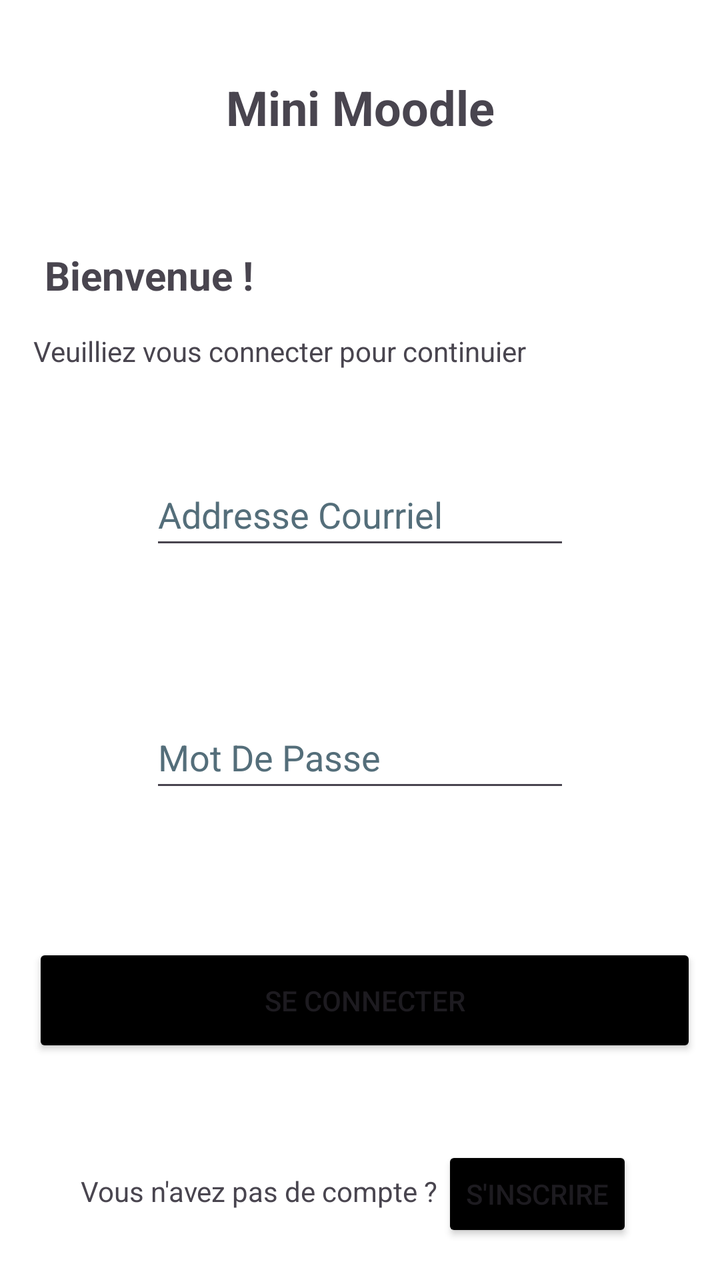
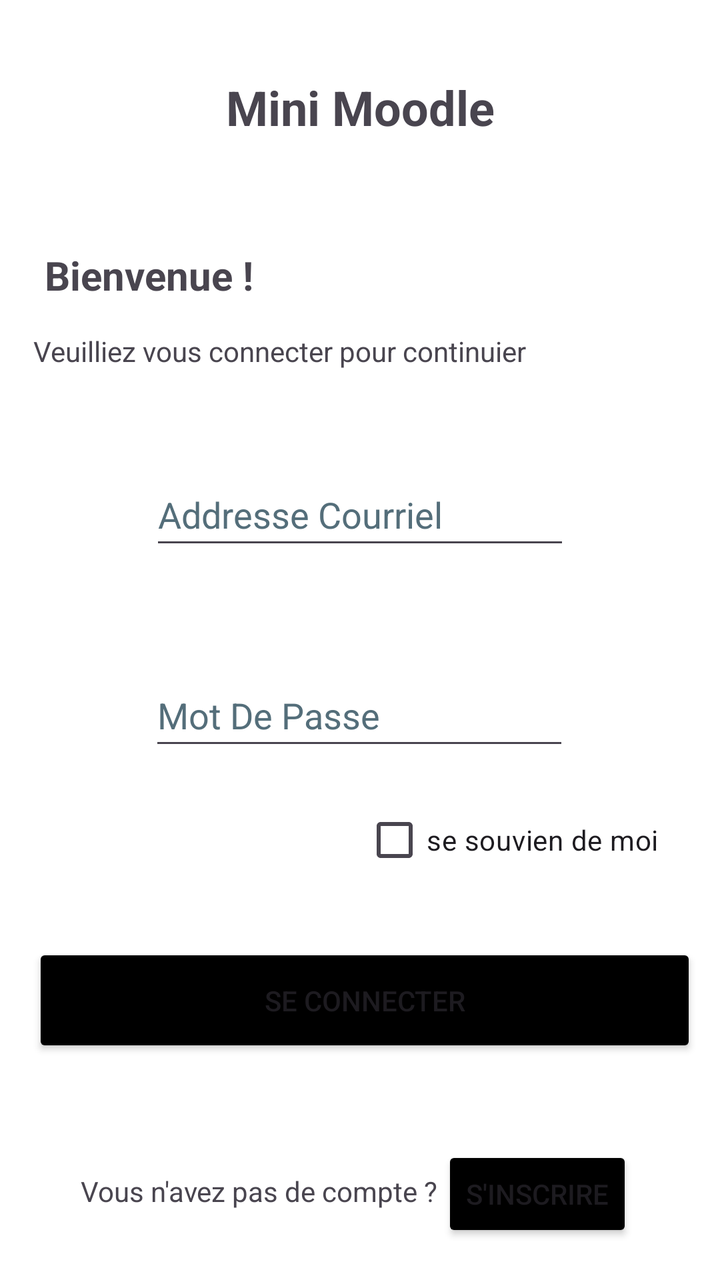

Screens rendered from an Android XML layout before and after an edit, with the pre-edit source and the edit as a unified diff.
<!-- AndroidManifest.xml: application theme Theme.MiniMoodle -->
<!-- res/layout/activity_main.xml -->
<?xml version="1.0" encoding="utf-8"?>
<androidx.constraintlayout.widget.ConstraintLayout xmlns:android="http://schemas.android.com/apk/res/android"
    xmlns:app="http://schemas.android.com/apk/res-auto"
    xmlns:tools="http://schemas.android.com/tools"
    android:id="@+id/main"
    android:layout_width="match_parent"
    android:layout_height="match_parent"
    android:background="#FFFFFF"
    tools:context=".vue.MainActivity">

    <androidx.constraintlayout.widget.Guideline
        android:id="@+id/guideline"
        android:layout_width="wrap_content"
        android:layout_height="wrap_content"
        android:orientation="horizontal"
        app:layout_constraintGuide_begin="310dp" />

    <EditText
        android:id="@+id/etLoginAdresse"
        android:layout_width="wrap_content"
        android:layout_height="wrap_content"
        android:autofillHints=""
        android:ems="10"
        android:hint="@string/addresse_courriel"
        android:inputType="text"
        android:minHeight="48dp"
        android:textColorHint="#546E7A"
        app:layout_constraintBottom_toTopOf="@+id/guideline"
        app:layout_constraintEnd_toEndOf="parent"
        app:layout_constraintStart_toStartOf="parent"
        app:layout_constraintTop_toTopOf="@+id/guideline2" />

    <androidx.constraintlayout.widget.Guideline
        android:id="@+id/guideline2"
        android:layout_width="wrap_content"
        android:layout_height="wrap_content"
        android:orientation="horizontal"
        app:layout_constraintGuide_begin="201dp" />

    <androidx.constraintlayout.widget.Guideline
        android:id="@+id/guideline3"
        android:layout_width="wrap_content"
        android:layout_height="wrap_content"
        android:orientation="horizontal"
        app:layout_constraintGuide_begin="444dp" />

    <EditText
        android:id="@+id/etPassword"
        android:layout_width="wrap_content"
        android:layout_height="wrap_content"
        android:autofillHints=""
        android:ems="10"
        android:hint="@string/mot_de_passe"
        android:inputType="textPassword"
        android:minHeight="48dp"
        android:textColorHint="#546E7A"
        app:layout_constraintBottom_toTopOf="@+id/guideline3"
        app:layout_constraintEnd_toEndOf="parent"
        app:layout_constraintStart_toStartOf="parent"
        app:layout_constraintTop_toTopOf="@+id/guideline" />

    <androidx.constraintlayout.widget.Guideline
        android:id="@+id/guideline4"
        android:layout_width="wrap_content"
        android:layout_height="wrap_content"
        android:orientation="horizontal"
        app:layout_constraintGuide_begin="644dp" />

    <Button
        android:id="@+id/btnLoginConnection"
        android:layout_width="332dp"
        android:layout_height="57dp"
        android:backgroundTint="#000000"
        android:text="@string/se_connecter"
        app:layout_constraintBottom_toTopOf="@+id/guideline5"
        app:layout_constraintEnd_toEndOf="parent"
        app:layout_constraintHorizontal_bias="0.578"
        app:layout_constraintStart_toStartOf="parent"
        app:layout_constraintTop_toTopOf="@+id/guideline3"
        tools:ignore="VisualLintButtonSize" />

    <androidx.constraintlayout.widget.Guideline
        android:id="@+id/guideline5"
        android:layout_width="wrap_content"
        android:layout_height="wrap_content"
        android:orientation="horizontal"
        app:layout_constraintGuide_begin="556dp" />

    <Button
        android:id="@+id/btnLoginInscription"
        android:layout_width="wrap_content"
        android:layout_height="wrap_content"
        android:backgroundTint="#000000"
        android:text="@string/s_inscrire"
        app:layout_constraintBottom_toTopOf="@+id/guideline4"
        app:layout_constraintEnd_toEndOf="parent"
        app:layout_constraintHorizontal_bias="0.835"
        app:layout_constraintStart_toStartOf="parent"
        app:layout_constraintTop_toTopOf="@+id/guideline5"
        app:layout_constraintVertical_bias="0.425" />

    <androidx.constraintlayout.widget.Guideline
        android:id="@+id/guideline6"
        android:layout_width="wrap_content"
        android:layout_height="wrap_content"
        android:orientation="vertical"
        app:layout_constraintGuide_begin="205dp" />

    <androidx.constraintlayout.widget.Guideline
        android:id="@+id/guideline7"
        android:layout_width="wrap_content"
        android:layout_height="wrap_content"
        android:orientation="horizontal"
        app:layout_constraintGuide_begin="107dp" />

    <TextView
        android:id="@+id/textView"
        android:layout_width="wrap_content"
        android:layout_height="wrap_content"
        android:text="@string/mini_moodle"
        android:textSize="24sp"
        android:textStyle="bold"
        app:layout_constraintBottom_toTopOf="@+id/guideline7"
        app:layout_constraintEnd_toEndOf="parent"
        app:layout_constraintStart_toStartOf="parent"
        app:layout_constraintTop_toTopOf="parent" />

    <TextView
        android:id="@+id/textView2"
        android:layout_width="wrap_content"
        android:layout_height="wrap_content"
        android:text="@string/bienvenue"
        android:textSize="20sp"
        android:textStyle="bold"
        app:layout_constraintBottom_toTopOf="@+id/guideline2"
        app:layout_constraintEnd_toStartOf="@+id/guideline6"
        app:layout_constraintHorizontal_bias="0.222"
        app:layout_constraintStart_toStartOf="parent"
        app:layout_constraintTop_toTopOf="@+id/guideline7"
        app:layout_constraintVertical_bias="0.253" />

    <TextView
        android:id="@+id/textView3"
        android:layout_width="wrap_content"
        android:layout_height="wrap_content"
        android:text="@string/veuilliez_vous_connecter_pour_continuier"
        android:textSize="14sp"
        app:layout_constraintBottom_toTopOf="@+id/guideline2"
        app:layout_constraintEnd_toEndOf="parent"
        app:layout_constraintHorizontal_bias="0.148"
        app:layout_constraintStart_toStartOf="parent"
        app:layout_constraintTop_toTopOf="@+id/guideline7"
        app:layout_constraintVertical_bias="0.786" />

    <TextView
        android:id="@+id/textView4"
        android:layout_width="wrap_content"
        android:layout_height="wrap_content"
        android:text="@string/vous_n_avez_pas_de_compte"
        app:layout_constraintBottom_toTopOf="@+id/guideline4"
        app:layout_constraintEnd_toEndOf="parent"
        app:layout_constraintHorizontal_bias="0.222"
        app:layout_constraintStart_toStartOf="parent"
        app:layout_constraintTop_toTopOf="@+id/guideline5"
        app:layout_constraintVertical_bias="0.434" />

</androidx.constraintlayout.widget.ConstraintLayout>
<!-- resources referenced by this layout -->
<resources>
  <string name="addresse_courriel">Addresse Courriel</string>
  <string name="bienvenue">Bienvenue !</string>
  <string name="mini_moodle">Mini Moodle</string>
  <string name="mot_de_passe">Mot De Passe</string>
  <string name="s_inscrire">S\'inscrire</string>
  <string name="se_connecter">Se Connecter</string>
  <string name="veuilliez_vous_connecter_pour_continuier">Veuilliez vous connecter pour continuier</string>
  <string name="vous_n_avez_pas_de_compte">Vous n\'avez pas de compte ?</string>
  <style name="Theme.MiniMoodle" parent="Base.Theme.MiniMoodle" />
  <style name="Base.Theme.MiniMoodle" parent="Theme.Material3.DayNight.NoActionBar">
          
          
      </style>
</resources>

<!-- the commit's change to res/layout/activity_main.xml (unified diff, before → after) -->
@@ -56,8 +56,10 @@
         android:textColorHint="#546E7A"
         app:layout_constraintBottom_toTopOf="@+id/guideline3"
         app:layout_constraintEnd_toEndOf="parent"
+        app:layout_constraintHorizontal_bias="0.497"
         app:layout_constraintStart_toStartOf="parent"
-        app:layout_constraintTop_toTopOf="@+id/guideline" />
+        app:layout_constraintTop_toTopOf="@+id/guideline"
+        app:layout_constraintVertical_bias="0.255" />
 
     <androidx.constraintlayout.widget.Guideline
         android:id="@+id/guideline4"
@@ -164,4 +166,16 @@
         app:layout_constraintTop_toTopOf="@+id/guideline5"
         app:layout_constraintVertical_bias="0.434" />
 
+    <CheckBox
+        android:id="@+id/cbConnexion"
+        android:layout_width="166dp"
+        android:layout_height="48dp"
+        android:text="@string/se_souvien_de_moi"
+        app:layout_constraintBottom_toTopOf="@+id/guideline3"
+        app:layout_constraintEnd_toEndOf="parent"
+        app:layout_constraintHorizontal_bias="0.934"
+        app:layout_constraintStart_toStartOf="parent"
+        app:layout_constraintTop_toTopOf="@+id/guideline"
+        app:layout_constraintVertical_bias="1.0" />
+
 </androidx.constraintlayout.widget.ConstraintLayout>
<!-- resource entries referenced after the edit -->
@@ -6,6 +6,7 @@
   <string name="mot_de_passe">Mot De Passe</string>
   <string name="s_inscrire">S\'inscrire</string>
   <string name="se_connecter">Se Connecter</string>
+  <string name="se_souvien_de_moi">se souvien de moi</string>
   <string name="veuilliez_vous_connecter_pour_continuier">Veuilliez vous connecter pour continuier</string>
   <string name="vous_n_avez_pas_de_compte">Vous n\'avez pas de compte ?</string>
   <style name="Theme.MiniMoodle" parent="Base.Theme.MiniMoodle" />
